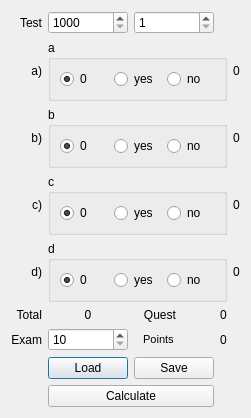
Above: utc.ui from nkirov/tests_checker before the change. Below: the same form after it.
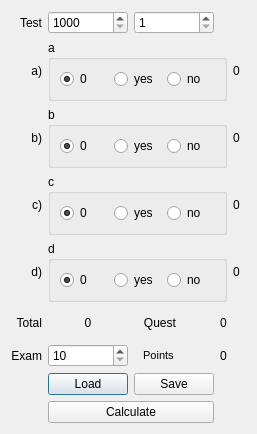
That is the form after the change.

```diff
--- a/utc.ui
+++ b/utc.ui
@@ -6,8 +6,8 @@
    <rect>
     <x>0</x>
     <y>0</y>
-    <width>234</width>
-    <height>371</height>
+    <width>257</width>
+    <height>434</height>
    </rect>
   </property>
   <property name="minimumSize">
```
Left out of the diff: 2 changed lines with no effect on the pictures.
